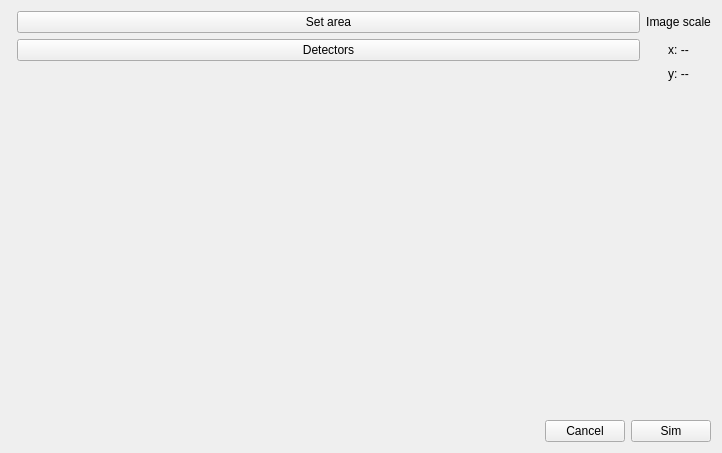
Before: the Qt Designer form src/gui/frames/stemframe.ui in JJPPeters/clTEM, drawn with Qt 5.
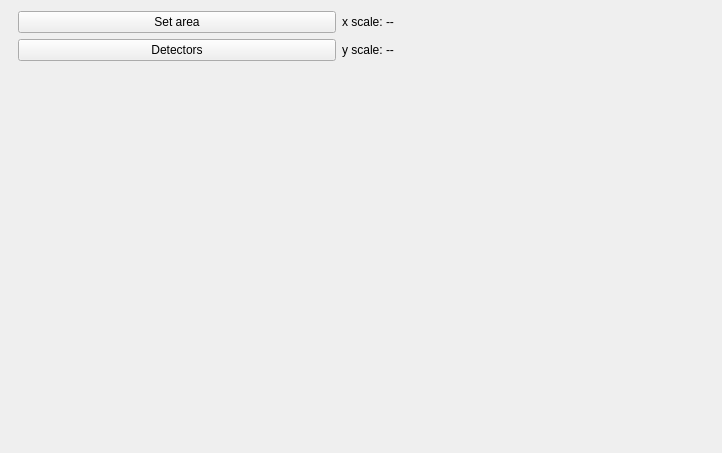
After: the same form once the commit is applied.

```diff
--- a/src/gui/frames/stemframe.ui
+++ b/src/gui/frames/stemframe.ui
@@ -13,157 +13,15 @@
   <property name="windowTitle">
    <string>Form</string>
   </property>
-  <layout class="QGridLayout" name="gridLayout" rowstretch="0,0,0,1,0">
-   <item row="3" column="1">
-    <spacer name="vSpacer">
-     <property name="orientation">
-      <enum>Qt::Vertical</enum>
-     </property>
-     <property name="sizeType">
-      <enum>QSizePolicy::Expanding</enum>
-     </property>
-     <property name="sizeHint" stdset="0">
-      <size>
-       <width>0</width>
-       <height>0</height>
-      </size>
-     </property>
-    </spacer>
-   </item>
+  <layout class="QGridLayout" name="gridLayout" rowstretch="0,0,0,0">
    <item row="1" column="1">
-    <widget class="QPushButton" name="btnDetectors">
-     <property name="sizePolicy">
-      <sizepolicy hsizetype="MinimumExpanding" vsizetype="Fixed">
-       <horstretch>0</horstretch>
-       <verstretch>0</verstretch>
-      </sizepolicy>
+    <spacer name="horizontalSpacer_3">
+     <property name="orientation">
+      <enum>Qt::Horizontal</enum>
      </property>
-     <property name="minimumSize">
-      <size>
-       <width>0</width>
-       <height>0</height>
-      </size>
-     </property>
-     <property name="maximumSize">
-      <size>
-       <width>16777215</width>
-       <height>16777215</height>
-      </size>
-     </property>
-     <property name="text">
-      <string>Detectors</string>
-     </property>
-    </widget>
+    </spacer>
    </item>
-   <item row="0" column="1">
-    <widget class="QPushButton" name="btnArea">
-     <property name="sizePolicy">
-      <sizepolicy hsizetype="MinimumExpanding" vsizetype="Fixed">
-       <horstretch>0</horstretch>
-       <verstretch>0</verstretch>
-      </sizepolicy>
-     </property>
-     <property name="minimumSize">
-      <size>
-       <width>0</width>
-       <height>0</height>
-      </size>
-     </property>
-     <property name="maximumSize">
-      <size>
-       <width>16777215</width>
-       <height>16777215</height>
-      </size>
-     </property>
-     <property name="text">
-      <string>Set area</string>
-     </property>
-    </widget>
-   </item>
-   <item row="2" column="2">
-    <widget class="QLabel" name="lblStemScaleY">
-     <property name="sizePolicy">
-      <sizepolicy hsizetype="Minimum" vsizetype="Preferred">
-       <horstretch>0</horstretch>
-       <verstretch>0</verstretch>
-      </sizepolicy>
-     </property>
-     <property name="text">
-      <string>y: --</string>
-     </property>
-     <property name="alignment">
-      <set>Qt::AlignCenter</set>
-     </property>
-    </widget>
-   </item>
-   <item row="4" column="0" colspan="3">
-    <layout class="QHBoxLayout" name="horizontalLayout">
-     <item>
-      <spacer name="horizontalSpacer">
-       <property name="orientation">
-        <enum>Qt::Horizontal</enum>
-       </property>
-       <property name="sizeHint" stdset="0">
-        <size>
-         <width>0</width>
-         <height>0</height>
-        </size>
-       </property>
-      </spacer>
-     </item>
-     <item>
-      <widget class="QPushButton" name="btnCancel">
-       <property name="sizePolicy">
-        <sizepolicy hsizetype="Minimum" vsizetype="Fixed">
-         <horstretch>0</horstretch>
-         <verstretch>0</verstretch>
-        </sizepolicy>
-       </property>
-       <property name="minimumSize">
-        <size>
-         <width>0</width>
-         <height>0</height>
-        </size>
-       </property>
-       <property name="maximumSize">
-        <size>
-         <width>16777215</width>
-         <height>16777215</height>
-        </size>
-       </property>
-       <property name="text">
-        <string>Cancel</string>
-       </property>
-      </widget>
-     </item>
-     <item>
-      <widget class="QPushButton" name="btnSim">
-       <property name="sizePolicy">
-        <sizepolicy hsizetype="Minimum" vsizetype="Fixed">
-         <horstretch>0</horstretch>
-         <verstretch>0</verstretch>
-        </sizepolicy>
-       </property>
-       <property name="minimumSize">
-        <size>
-         <width>0</width>
-         <height>0</height>
-        </size>
-       </property>
-       <property name="maximumSize">
-        <size>
-         <width>16777215</width>
-         <height>16777215</height>
-        </size>
-       </property>
-       <property name="text">
-        <string>Sim</string>
-       </property>
-      </widget>
-     </item>
-    </layout>
-   </item>
-   <item row="1" column="2">
+   <item row="0" column="3">
     <widget class="QLabel" name="lblStemScaleX">
      <property name="sizePolicy">
       <sizepolicy hsizetype="Minimum" vsizetype="Preferred">
@@ -172,7 +30,7 @@
       </sizepolicy>
      </property>
      <property name="text">
-      <string>x: --</string>
+      <string>x scale: --</string>
      </property>
      <property name="alignment">
       <set>Qt::AlignCenter</set>
@@ -180,21 +38,43 @@
     </widget>
    </item>
    <item row="0" column="2">
-    <widget class="QLabel" name="label_2">
+    <widget class="QPushButton" name="btnArea">
      <property name="sizePolicy">
-      <sizepolicy hsizetype="Minimum" vsizetype="Preferred">
+      <sizepolicy hsizetype="MinimumExpanding" vsizetype="Fixed">
        <horstretch>0</horstretch>
        <verstretch>0</verstretch>
       </sizepolicy>
      </property>
+     <property name="minimumSize">
+      <size>
+       <width>0</width>
+       <height>0</height>
+      </size>
+     </property>
+     <property name="maximumSize">
+      <size>
+       <width>16777215</width>
+       <height>16777215</height>
+      </size>
+     </property>
      <property name="text">
-      <string>Image scale</string>
-     </property>
-     <property name="alignment">
-      <set>Qt::AlignCenter</set>
+      <string>Set area</string>
      </property>
     </widget>
    </item>
+   <item row="1" column="4">
+    <spacer name="horizontalSpacer_4">
+     <property name="orientation">
+      <enum>Qt::Horizontal</enum>
+     </property>
+     <property name="sizeHint" stdset="0">
+      <size>
+       <width>0</width>
+       <height>0</height>
+      </size>
+     </property>
+    </spacer>
+   </item>
    <item row="1" column="0">
     <spacer name="horizontalSpacer_2">
      <property name="orientation">
@@ -211,6 +91,63 @@
      </property>
     </spacer>
    </item>
+   <item row="3" column="2">
+    <spacer name="vSpacer">
+     <property name="orientation">
+      <enum>Qt::Vertical</enum>
+     </property>
+     <property name="sizeType">
+      <enum>QSizePolicy::Expanding</enum>
+     </property>
+     <property name="sizeHint" stdset="0">
+      <size>
+       <width>0</width>
+       <height>0</height>
+      </size>
+     </property>
+    </spacer>
+   </item>
+   <item row="1" column="3">
+    <widget class="QLabel" name="lblStemScaleY">
+     <property name="sizePolicy">
+      <sizepolicy hsizetype="Minimum" vsizetype="Preferred">
+       <horstretch>0</horstretch>
+       <verstretch>0</verstretch>
+      </sizepolicy>
+     </property>
+     <property name="text">
+      <string>y scale: --</string>
+     </property>
+     <property name="alignment">
+      <set>Qt::AlignCenter</set>
+     </property>
+    </widget>
+   </item>
+   <item row="1" column="2">
+    <widget class="QPushButton" name="btnDetectors">
+     <property name="sizePolicy">
+      <sizepolicy hsizetype="MinimumExpanding" vsizetype="Fixed">
+       <horstretch>0</horstretch>
+       <verstretch>0</verstretch>
+      </sizepolicy>
+     </property>
+     <property name="minimumSize">
+      <size>
+       <width>0</width>
+       <height>0</height>
+      </size>
+     </property>
+     <property name="maximumSize">
+      <size>
+       <width>16777215</width>
+       <height>16777215</height>
+      </size>
+     </property>
+     <property name="text">
+      <string>Detectors</string>
+     </property>
+    </widget>
+   </item>
   </layout>
  </widget>
  <tabstops>
```
Left out of the diff: 2 changed lines with no effect on the pictures.
